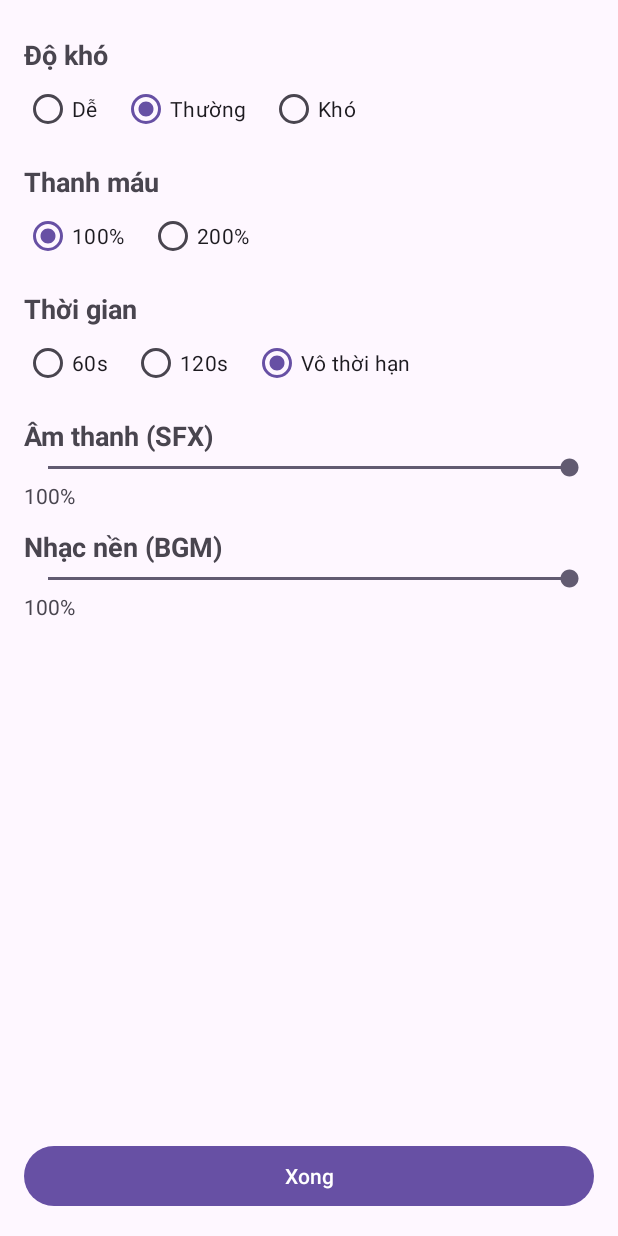
After one commit to Hung2372003/naruto-vs-bleach-clone, an Android app: the SettingsActivity screen opened directly, with no data from a screen before it, on a phone screen of 412 x 824 dp. The commit adds this screen. Run offline under Robolectric (Android 15) with nearby library versions, the phone set to English and light mode, and no system bars.

Commit message:
feat: Start screen + Settings + auto-landscape

```diff
--- a/app/build.gradle.kts
+++ b/app/build.gradle.kts
@@ -1,5 +1,6 @@
 plugins {
     alias(libs.plugins.android.application)
+
 }
 
 android {
--- a/app/src/main/AndroidManifest.xml
+++ b/app/src/main/AndroidManifest.xml
@@ -24,6 +24,7 @@
         <activity android:name=".GameActivity"
             android:screenOrientation="landscape"
             android:theme="@style/Theme.AppCompat.NoActionBar"/>
+        <activity android:name=".SettingsActivity" />
     </application>
 
 </manifest>
--- /dev/null
+++ b/app/src/main/java/com/example/naruto_vs_bleach/SettingsActivity.java
@@ -0,0 +1,107 @@
+package com.example.naruto_vs_bleach;
+
+import android.os.Bundle;
+import android.widget.Button;
+import android.widget.RadioGroup;
+import android.widget.SeekBar;
+import android.widget.TextView;
+import android.widget.Toast;
+
+import androidx.annotation.Nullable;
+import androidx.appcompat.app.AppCompatActivity;
+
+public class SettingsActivity extends AppCompatActivity {
+
+    private RadioGroup rgDifficulty, rgHealth, rgTime;
+    private SeekBar seekSfx, seekMusic;
+    private TextView tvSfxValue, tvMusicValue;
+    private Button btnDone;
+
+    private SettingsStore store;
+
+    @Override
+    protected void onCreate(@Nullable Bundle savedInstanceState) {
+        super.onCreate(savedInstanceState);
+        setContentView(R.layout.activity_settings);
+
+        store = new SettingsStore(this);
+
+        rgDifficulty = findViewById(R.id.rgDifficulty);
+        rgHealth     = findViewById(R.id.rgHealth);
+        rgTime       = findViewById(R.id.rgTime);
+
+        seekSfx      = findViewById(R.id.seekSfx);
+        seekMusic    = findViewById(R.id.seekMusic);
+        tvSfxValue   = findViewById(R.id.tvSfxValue);
+        tvMusicValue = findViewById(R.id.tvMusicValue);
+        btnDone      = findViewById(R.id.btnDone);
+
+        // --- Load giá trị đã lưu ---
+        switch (store.getDifficulty()) {
+            case SettingsStore.DIFF_EASY:   rgDifficulty.check(R.id.rbEasy); break;
+            case SettingsStore.DIFF_HARD:   rgDifficulty.check(R.id.rbHard); break;
+            default:                        rgDifficulty.check(R.id.rbNormal);
+        }
+        rgHealth.check(store.getHpMultiplier() == 2 ? R.id.rbHp200 : R.id.rbHp100);
+
+        int time = store.getTimeLimitSeconds();
+        if (time == 60) rgTime.check(R.id.rb60s);
+        else if (time == 120) rgTime.check(R.id.rb120s);
+        else rgTime.check(R.id.rbInfinite);
+
+        seekSfx.setProgress(Math.round(store.getSfxVolume() * 100));
+        seekMusic.setProgress(Math.round(store.getMusicVolume() * 100));
+        tvSfxValue.setText(seekSfx.getProgress() + "%");
+        tvMusicValue.setText(seekMusic.getProgress() + "%");
+
+        // Hiển thị % khi kéo
+        seekSfx.setOnSeekBarChangeListener(simpleSeek((p) -> {
+            tvSfxValue.setText(p + "%");
+        }));
+        seekMusic.setOnSeekBarChangeListener(simpleSeek((p) -> {
+            tvMusicValue.setText(p + "%");
+        }));
+
+        // Nút Xong: lưu tất cả & quay về
+        btnDone.setOnClickListener(v -> {
+            saveAll();
+            Toast.makeText(this, "Đã lưu cài đặt", Toast.LENGTH_SHORT).show();
+            setResult(RESULT_OK);
+            finish(); // quay lại SecondFragment (activity trước đó)
+        });
+    }
+
+    private void saveAll() {
+        // Difficulty
+        int diffId = rgDifficulty.getCheckedRadioButtonId();
+        if (diffId == R.id.rbEasy) store.setDifficulty(SettingsStore.DIFF_EASY);
+        else if (diffId == R.id.rbHard) store.setDifficulty(SettingsStore.DIFF_HARD);
+        else store.setDifficulty(SettingsStore.DIFF_NORMAL);
+
+        // Health
+        int hpId = rgHealth.getCheckedRadioButtonId();
+        store.setHpMultiplier(hpId == R.id.rbHp200 ? 2 : 1);
+
+        // Time
+        int timeId = rgTime.getCheckedRadioButtonId();
+        if (timeId == R.id.rb60s) store.setTimeLimitSeconds(60);
+        else if (timeId == R.id.rb120s) store.setTimeLimitSeconds(120);
+        else store.setTimeLimitSeconds(SettingsStore.TIME_INFINITY);
+
+        // Volumes
+        store.setSfxVolume(seekSfx.getProgress() / 100f);
+        store.setMusicVolume(seekMusic.getProgress() / 100f);
+    }
+
+    // Helper nhỏ cho SeekBar
+    private SeekBar.OnSeekBarChangeListener simpleSeek(ProgressListener l) {
+        return new SeekBar.OnSeekBarChangeListener() {
+            @Override public void onProgressChanged(SeekBar seekBar, int progress, boolean fromUser) {
+                l.onChanged(progress);
+            }
+            @Override public void onStartTrackingTouch(SeekBar seekBar) {}
+            @Override public void onStopTrackingTouch(SeekBar seekBar) {}
+        };
+    }
+    private interface ProgressListener { void onChanged(int progress); }
+}
--- /dev/null
+++ b/app/src/main/java/com/example/naruto_vs_bleach/SettingsStore.java
@@ -0,0 +1,43 @@
+package com.example.naruto_vs_bleach;
+
+import android.content.Context;
+import android.content.SharedPreferences;
+
+public class SettingsStore {
+    private static final String PREF = "game_settings";
+
+    // Difficulty
+    public static final int DIFF_EASY   = 0;
+    public static final int DIFF_NORMAL = 1;
+    public static final int DIFF_HARD   = 2;
+
+    // Time
+    public static final int TIME_INFINITY = -1;
+
+    private final SharedPreferences sp;
+
+    public SettingsStore(Context ctx) {
+        sp = ctx.getSharedPreferences(PREF, Context.MODE_PRIVATE);
+    }
+
+    // --- Difficulty ---
+    public void setDifficulty(int level) { sp.edit().putInt("difficulty", level).apply(); }
+    public int getDifficulty() { return sp.getInt("difficulty", DIFF_NORMAL); }
+
+    // --- HP Multiplier (1 = 100%, 2 = 200%) ---
+    public void setHpMultiplier(int mul) { sp.edit().putInt("hp_mul", mul).apply(); }
+    public int getHpMultiplier() { return sp.getInt("hp_mul", 1); }
+
+    // --- Time Limit (seconds) ---
+    public void setTimeLimitSeconds(int seconds) { sp.edit().putInt("time_limit", seconds).apply(); }
+    public int getTimeLimitSeconds() { return sp.getInt("time_limit", TIME_INFINITY); }
+
+    // --- Volumes (0.0f .. 1.0f) ---
+    public void setSfxVolume(float v) { sp.edit().putFloat("sfx_volume", clamp01(v)).apply(); }
+    public float getSfxVolume() { return sp.getFloat("sfx_volume", 1.0f); }
+
+    public void setMusicVolume(float v) { sp.edit().putFloat("music_volume", clamp01(v)).apply(); }
+    public float getMusicVolume() { return sp.getFloat("music_volume", 1.0f); }
+
+    private float clamp01(float v) { return Math.max(0f, Math.min(1f, v)); }
+}
--- /dev/null
+++ b/app/src/main/res/layout/activity_settings.xml
@@ -0,0 +1,176 @@
+<?xml version="1.0" encoding="utf-8"?>
+<androidx.constraintlayout.widget.ConstraintLayout
+    xmlns:android="http://schemas.android.com/apk/res/android"
+    xmlns:app="http://schemas.android.com/apk/res-auto"
+    android:layout_width="match_parent"
+    android:layout_height="match_parent">
+
+    <!-- Nội dung cuộn -->
+    <ScrollView
+        android:id="@+id/scroll"
+        android:layout_width="0dp"
+        android:layout_height="0dp"
+        app:layout_constraintTop_toTopOf="parent"
+        app:layout_constraintStart_toStartOf="parent"
+        app:layout_constraintEnd_toEndOf="parent"
+        app:layout_constraintBottom_toTopOf="@+id/btnDone">
+
+        <LinearLayout
+            android:layout_width="match_parent"
+            android:layout_height="wrap_content"
+            android:orientation="vertical"
+            android:padding="16dp">
+
+            <!-- ĐỘ KHÓ -->
+            <TextView
+                android:layout_width="wrap_content"
+                android:layout_height="wrap_content"
+                android:text="@string/difficulty"
+                android:textStyle="bold"
+                android:textSize="18sp"
+                android:paddingTop="8dp" />
+
+            <RadioGroup
+                android:id="@+id/rgDifficulty"
+                android:layout_width="match_parent"
+                android:layout_height="wrap_content"
+                android:orientation="horizontal">
+
+                <RadioButton
+                    android:id="@+id/rbEasy"
+                    android:layout_width="wrap_content"
+                    android:layout_height="wrap_content"
+                    android:text="@string/easy" />
+
+                <RadioButton
+                    android:id="@+id/rbNormal"
+                    android:layout_width="wrap_content"
+                    android:layout_height="wrap_content"
+                    android:layout_marginStart="16dp"
+                    android:text="@string/normal" />
+
+                <RadioButton
+                    android:id="@+id/rbHard"
+                    android:layout_width="wrap_content"
+                    android:layout_height="wrap_content"
+                    android:layout_marginStart="16dp"
+                    android:text="@string/hard" />
+            </RadioGroup>
+
+            <!-- MÁU -->
+            <TextView
+                android:layout_width="wrap_content"
+                android:layout_height="wrap_content"
+                android:text="@string/health"
+                android:textStyle="bold"
+                android:textSize="18sp"
+                android:paddingTop="12dp" />
+
+            <RadioGroup
+                android:id="@+id/rgHealth"
+                android:layout_width="match_parent"
+                android:layout_height="wrap_content"
+                android:orientation="horizontal">
+
+                <RadioButton
+                    android:id="@+id/rbHp100"
+                    android:layout_width="wrap_content"
+                    android:layout_height="wrap_content"
+                    android:text="@string/hp_100" />
+
+                <RadioButton
+                    android:id="@+id/rbHp200"
+                    android:layout_width="wrap_content"
+                    android:layout_height="wrap_content"
+                    android:layout_marginStart="16dp"
+                    android:text="@string/hp_200" />
+            </RadioGroup>
+
+            <!-- THỜI GIAN -->
+            <TextView
+                android:layout_width="wrap_content"
+                android:layout_height="wrap_content"
+                android:text="@string/time_limit"
+                android:textStyle="bold"
+                android:textSize="18sp"
+                android:paddingTop="12dp" />
+
+            <RadioGroup
+                android:id="@+id/rgTime"
+                android:layout_width="match_parent"
+                android:layout_height="wrap_content"
+                android:orientation="horizontal">
+
+                <RadioButton
+                    android:id="@+id/rb60s"
+                    android:layout_width="wrap_content"
+                    android:layout_height="wrap_content"
+                    android:text="@string/t60" />
+
+                <RadioButton
+                    android:id="@+id/rb120s"
+                    android:layout_width="wrap_content"
+                    android:layout_height="wrap_content"
+                    android:layout_marginStart="16dp"
+                    android:text="@string/t120" />
+
+                <RadioButton
+                    android:id="@+id/rbInfinite"
+                    android:layout_width="wrap_content"
+                    android:layout_height="wrap_content"
+                    android:layout_marginStart="16dp"
+                    android:text="@string/t_infinite" />
+            </RadioGroup>
+
+            <!-- ÂM LƯỢNG SFX -->
+            <TextView
+                android:layout_width="wrap_content"
+                android:layout_height="wrap_content"
+                android:text="@string/sfx_volume"
+                android:textStyle="bold"
+                android:textSize="18sp"
+                android:paddingTop="12dp" />
+            <SeekBar
+                android:id="@+id/seekSfx"
+                android:layout_width="match_parent"
+                android:layout_height="wrap_content"
+                android:max="100" />
+            <TextView
+                android:id="@+id/tvSfxValue"
+                android:layout_width="wrap_content"
+                android:layout_height="wrap_content"
+                android:text="100%" />
+
+            <!-- ÂM LƯỢNG NHẠC NỀN -->
+            <TextView
+                android:layout_width="wrap_content"
+                android:layout_height="wrap_content"
+                android:text="@string/music_volume"
+                android:textStyle="bold"
+                android:textSize="18sp"
+                android:paddingTop="12dp" />
+            <SeekBar
+                android:id="@+id/seekMusic"
+                android:layout_width="match_parent"
+                android:layout_height="wrap_content"
+                android:max="100" />
+            <TextView
+                android:id="@+id/tvMusicValue"
+                android:layout_width="wrap_content"
+                android:layout_height="wrap_content"
+                android:text="100%" />
+
+        </LinearLayout>
+    </ScrollView>
+
+    <!-- Nút Xong cố định đáy -->
+    <Button
+        android:id="@+id/btnDone"
+        android:layout_width="0dp"
+        android:layout_height="wrap_content"
+        android:text="@string/done"
+        android:layout_margin="16dp"
+        app:layout_constraintStart_toStartOf="parent"
+        app:layout_constraintEnd_toEndOf="parent"
+        app:layout_constraintBottom_toBottomOf="parent"/>
+</androidx.constraintlayout.widget.ConstraintLayout>
--- a/app/src/main/res/values-land/dimens.xml
+++ b/app/src/main/res/values-land/dimens.xml
@@ -1,3 +1,6 @@
 <resources>
     <dimen name="fab_margin">48dp</dimen>
+    <dimen name="start_btn_size">64dp</dimen>
+    <dimen name="start_btn_gap">16dp</dimen>
+    <dimen name="start_btn_bottom_margin">20dp</dimen>
 </resources>
--- a/app/src/main/res/values/dimens.xml
+++ b/app/src/main/res/values/dimens.xml
@@ -1,3 +1,6 @@
 <resources>
     <dimen name="fab_margin">16dp</dimen>
+    <dimen name="start_btn_size">80dp</dimen>
+    <dimen name="start_btn_gap">20dp</dimen>
+    <dimen name="start_btn_bottom_margin">32dp</dimen>
 </resources>
--- a/app/src/main/res/values/strings.xml
+++ b/app/src/main/res/values/strings.xml
@@ -6,6 +6,9 @@
     <string name="second_fragment_label">Second Fragment</string>
     <string name="next">Next</string>
     <string name="previous">Previous</string>
+    <string name="play">Play</string>
+    <string name="settings">Settings</string>
+
 
     <string name="lorem_ipsum">
         Lorem ipsum dolor sit amet, consectetur adipiscing elit. Nam in scelerisque sem. Mauris
@@ -44,4 +47,22 @@
         vestibulum. Fusce dictum libero quis erat maximus, vitae volutpat diam dignissim.
     </string>
     <string name="play_game">Play game</string>
+    <string name="difficulty">Độ khó</string>
+    <string name="easy">Dễ</string>
+    <string name="normal">Thường</string>
+    <string name="hard">Khó</string>
+
+    <string name="health">Thanh máu</string>
+    <string name="hp_100">100%</string>
+    <string name="hp_200">200%</string>
+
+    <string name="time_limit">Thời gian</string>
+    <string name="t60">60s</string>
+    <string name="t120">120s</string>
+    <string name="t_infinite">Vô thời hạn</string>
+
+    <string name="sfx_volume">Âm thanh (SFX)</string>
+    <string name="music_volume">Nhạc nền (BGM)</string>
+    <string name="done">Xong</string>
+
 </resources>
--- a/build.gradle.kts
+++ b/build.gradle.kts
@@ -1,4 +1,5 @@
 // Top-level build file where you can add configuration options common to all sub-projects/modules.
 plugins {
     alias(libs.plugins.android.application) apply false
+
 }
--- a/gradle/libs.versions.toml
+++ b/gradle/libs.versions.toml
@@ -1,5 +1,5 @@
 [versions]
-agp = "8.13.0"
+agp = "8.10.0"
 junit = "4.13.2"
 junitVersion = "1.3.0"
 espressoCore = "3.7.0"
```
Also changed, not shown: app/src/main/java/com/example/naruto_vs_bleach/SecondFragment.java (+43 -29 lines), app/src/main/res/layout/fragment_second.xml (+61 -37 lines), app/src/main/res/drawable/btn_settings.png (added), app/src/main/res/drawable/naruto_and_bleach.png (added), app/src/main/res/drawable/play.png (added).
